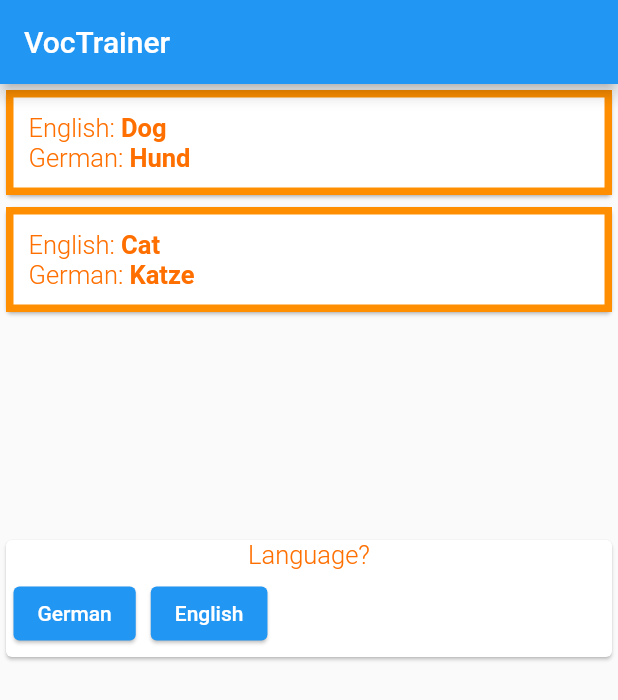
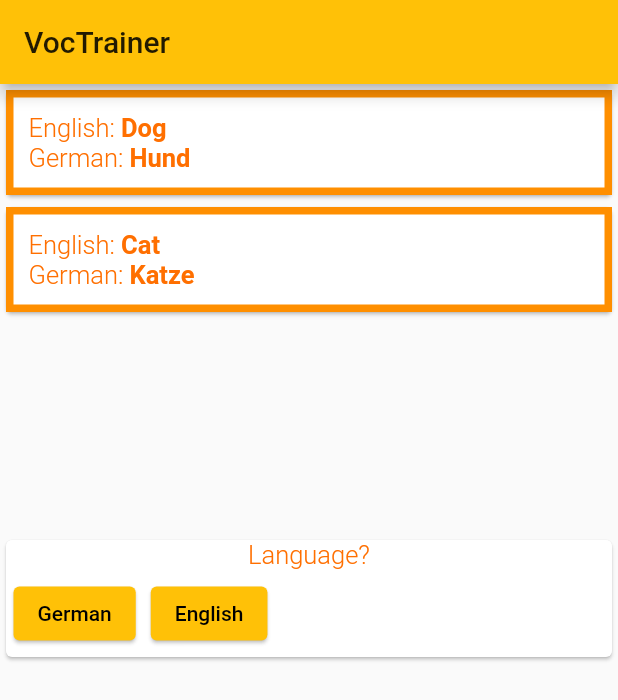
Before and after one commit to mheydasch/VocTrainer, a Flutter app: the screen it shows after launch, on a phone screen of 412 x 824 dp. Shown: the top 700 px of the screen. Run offline on Flutter 3.47's test engine with Material 2 defaults, Android fonts, the phone set to English and light mode, and no system bars.

```diff
--- a/lib/main.dart
+++ b/lib/main.dart
@@ -24,8 +24,7 @@ class MyApp extends StatelessWidget {
           // or simply save your changes to "hot reload" in a Flutter IDE).
           // Notice that the counter didn't reset back to zero; the application
           // is not restarted.
-        primarySwatch: Colors.blue,
-      ),
+          primarySwatch: Colors.amber),
       home: MyHomePage(),
     );
   }
@@ -70,6 +69,10 @@ class MyHomePage extends StatelessWidget {
       ],
     } //map
   ];
+
+  var _questionList = {
+    'Language?': ['German', 'English']
+  };
 
   @override
   Widget build(BuildContext context) {
@@ -122,9 +125,7 @@ class MyHomePage extends StatelessWidget {
               ),
             ),
           ),
-          QuestionPrompt(questionText: {
-            'Language?': ['German', 'English']
-          }),
+          QuestionPrompt(questionText: _questionList),
         ]),
       ),
     );
```
Lines whose indentation alone changed are shown as unchanged.
